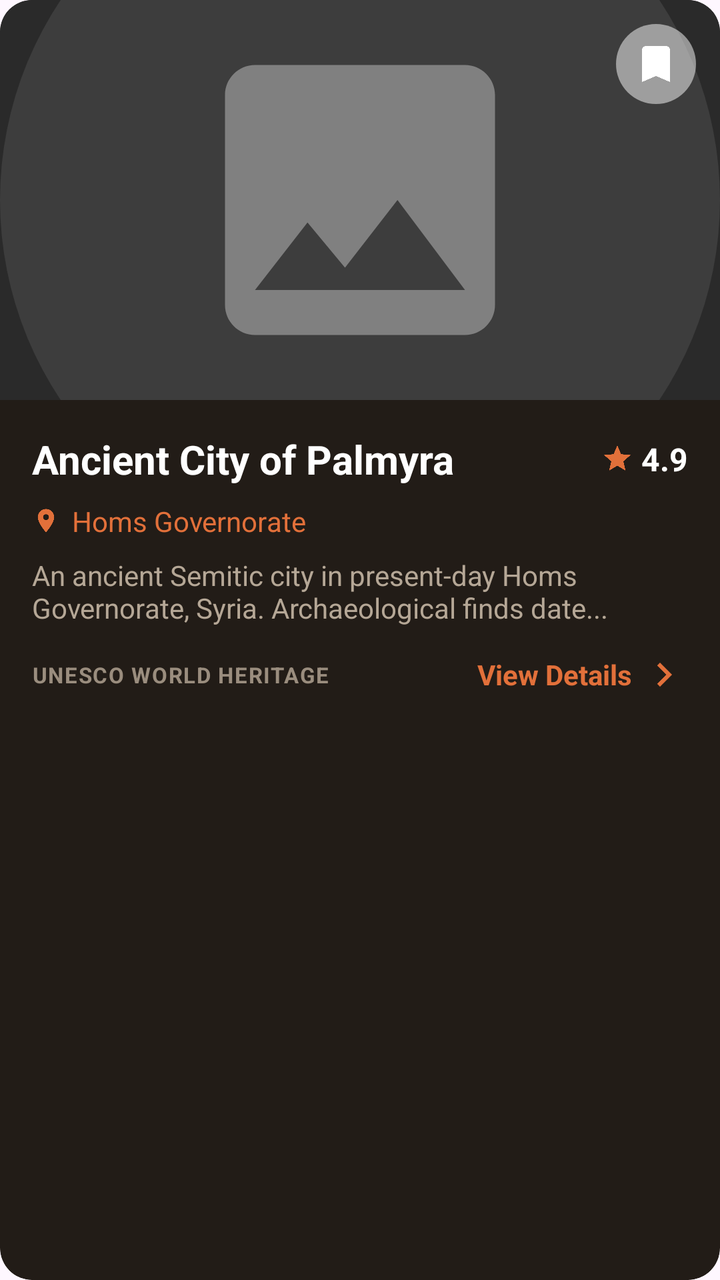
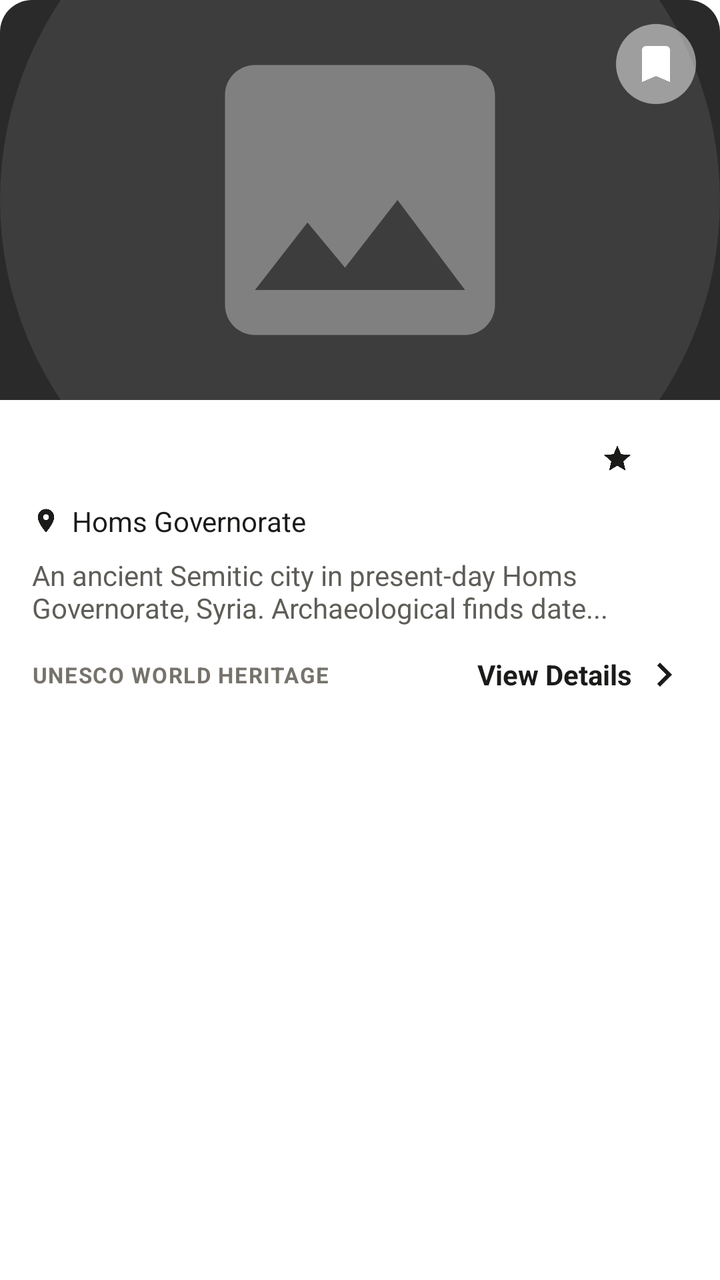

Compare the two renders of this Android layout. The source of the first and the diff that turns it into the second are given below.
<!-- AndroidManifest.xml: application theme Theme.EastSyria -->
<!-- res/layout/item_category_card.xml -->
<?xml version="1.0" encoding="utf-8"?>
<androidx.cardview.widget.CardView xmlns:android="http://schemas.android.com/apk/res/android"
    xmlns:app="http://schemas.android.com/apk/res-auto"
    android:layout_width="match_parent"
    android:layout_height="wrap_content"
    android:layout_marginBottom="16dp"
    android:clickable="true"
    android:foreground="?attr/selectableItemBackground"
    app:cardBackgroundColor="@color/surface"
    app:cardCornerRadius="16dp"
    app:cardElevation="0dp">

    <androidx.constraintlayout.widget.ConstraintLayout
        android:layout_width="match_parent"
        android:layout_height="wrap_content">


        <ImageView
            android:id="@+id/ivItemImage"
            android:layout_width="match_parent"
            android:layout_height="200dp"
            android:scaleType="centerCrop"
            app:layout_constraintTop_toTopOf="parent"
            android:src="@drawable/placeholder_site" />


        <ImageButton
            android:id="@+id/btnBookmark"
            android:layout_width="40dp"
            android:layout_height="40dp"
            android:src="@drawable/ic_bookmark_filled"
            android:background="@drawable/circular_button_background"
            android:backgroundTint="#80FFFFFF"
            app:tint="@color/white"
            android:layout_margin="12dp"
            app:layout_constraintTop_toTopOf="parent"
            app:layout_constraintEnd_toEndOf="parent"
            android:contentDescription="Bookmark" />


        <LinearLayout
            android:layout_width="match_parent"
            android:layout_height="wrap_content"
            android:orientation="vertical"
            android:padding="16dp"
            app:layout_constraintTop_toBottomOf="@id/ivItemImage">


            <LinearLayout
                android:layout_width="match_parent"
                android:layout_height="wrap_content"
                android:orientation="horizontal"
                android:gravity="center_vertical">

                <TextView
                    android:id="@+id/tvItemName"
                    android:layout_width="0dp"
                    android:layout_height="wrap_content"
                    android:layout_weight="1"
                    android:text="Ancient City of Palmyra"
                    android:textSize="20sp"
                    android:textStyle="bold"
                    android:textColor="@color/white"
                    android:maxLines="2"
                    android:ellipsize="end" />


                <LinearLayout
                    android:id="@+id/layoutRating"
                    android:layout_width="wrap_content"
                    android:layout_height="wrap_content"
                    android:orientation="horizontal"
                    android:gravity="center_vertical"
                    android:layout_marginStart="8dp">

                    <ImageView
                        android:layout_width="16dp"
                        android:layout_height="16dp"
                        android:src="@drawable/ic_star"
                        app:tint="@color/terracotta" />

                    <TextView
                        android:id="@+id/tvRating"
                        android:layout_width="wrap_content"
                        android:layout_height="wrap_content"
                        android:text="4.9"
                        android:textSize="16sp"
                        android:textStyle="bold"
                        android:textColor="@color/white"
                        android:layout_marginStart="4dp" />

                </LinearLayout>

            </LinearLayout>


            <LinearLayout
                android:id="@+id/layoutLocation"
                android:layout_width="wrap_content"
                android:layout_height="wrap_content"
                android:orientation="horizontal"
                android:gravity="center_vertical"
                android:layout_marginTop="8dp">

                <ImageView
                    android:layout_width="14dp"
                    android:layout_height="14dp"
                    android:src="@drawable/ic_location"
                    app:tint="@color/terracotta" />

                <TextView
                    android:id="@+id/tvLocation"
                    android:layout_width="wrap_content"
                    android:layout_height="wrap_content"
                    android:text="Homs Governorate"
                    android:textSize="14sp"
                    android:textColor="@color/terracotta"
                    android:layout_marginStart="6dp" />

            </LinearLayout>


            <TextView
                android:id="@+id/tvDescription"
                android:layout_width="match_parent"
                android:layout_height="wrap_content"
                android:text="An ancient Semitic city in present-day Homs Governorate, Syria. Archaeological finds date..."
                android:textSize="14sp"
                android:textColor="@color/ivory_dim"
                android:maxLines="2"
                android:ellipsize="end"
                android:layout_marginTop="8dp" />


            <LinearLayout
                android:layout_width="match_parent"
                android:layout_height="wrap_content"
                android:orientation="horizontal"
                android:gravity="center_vertical"
                android:layout_marginTop="12dp">


                <TextView
                    android:id="@+id/tvBadge"
                    android:layout_width="wrap_content"
                    android:layout_height="wrap_content"
                    android:text="UNESCO WORLD HERITAGE"
                    android:textSize="11sp"
                    android:textStyle="bold"
                    android:textColor="@color/ivory_mute"
                    android:letterSpacing="0.05"
                    android:layout_weight="1" />


                <TextView
                    android:id="@+id/btnViewDetails"
                    android:layout_width="wrap_content"
                    android:layout_height="wrap_content"
                    android:text="View Details"
                    android:textSize="14sp"
                    android:textStyle="bold"
                    android:textColor="@color/terracotta"
                    android:drawableEnd="@drawable/ic_arrow_right"
                    android:drawableTint="@color/terracotta"
                    android:drawablePadding="4dp"
                    android:gravity="center_vertical" />

            </LinearLayout>

        </LinearLayout>

    </androidx.constraintlayout.widget.ConstraintLayout>

</androidx.cardview.widget.CardView>
<!-- resources referenced by this layout -->
<resources>
  <color name="ivory_dim">#B5A796</color>
  <color name="ivory_mute">#9A8D7E</color>
  <color name="surface">#221C17</color>
  <color name="terracotta">#E2703A</color>
  <color name="white">#FFFFFF</color>
  <!-- drawable circular_button_background (drawable) -->
  <?xml version="1.0" encoding="utf-8"?>
  <shape xmlns:android="http://schemas.android.com/apk/res/android">
      <solid android:color="@color/terracotta" />
      <corners android:radius="20dp" />
  </shape>
  <!-- drawable ic_arrow_right (drawable) -->
  <?xml version="1.0" encoding="utf-8"?>
  <vector xmlns:android="http://schemas.android.com/apk/res/android"
      android:width="24dp"
      android:height="24dp"
      android:viewportWidth="24"
      android:viewportHeight="24">
      <path
          android:fillColor="@color/white"
          android:pathData="M8.59,16.59L13.17,12 8.59,7.41 10,6l6,6 -6,6z"/>
  </vector>
  <!-- drawable ic_bookmark_filled (drawable) -->
  <vector xmlns:android="http://schemas.android.com/apk/res/android"
      android:width="24dp"
      android:height="24dp"
      android:viewportWidth="24"
      android:viewportHeight="24">
      <path
          android:fillColor="@android:color/white"
          android:pathData="M17,3H7C5.9,3 5,3.9 5,5v16l7,-3l7,3V5C19,3.9 18.1,3 17,3z"/>
  </vector>
  <!-- drawable ic_location (drawable) -->
  <vector xmlns:android="http://schemas.android.com/apk/res/android"
      android:width="24dp"
      android:height="24dp"
      android:viewportWidth="24"
      android:viewportHeight="24">
      <path
          android:fillColor="#FFFFFF"
          android:pathData="M12,2C8.13,2 5,5.13 5,9c0,5.25 7,13 7,13s7,-7.75 7,-13c0,-3.87 -3.13,-7 -7,-7zM12,11.5c-1.38,0 -2.5,-1.12 -2.5,-2.5s1.12,-2.5 2.5,-2.5 2.5,1.12 2.5,2.5 -1.12,2.5 -2.5,2.5z"/>
  </vector>
  <!-- drawable ic_star (drawable) -->
  <vector xmlns:android="http://schemas.android.com/apk/res/android"
      android:width="24dp"
      android:height="24dp"
      android:viewportWidth="24"
      android:viewportHeight="24">
      <path
          android:fillColor="#FF000000"
          android:pathData="M12,17.27L18.18,21l-1.64,-7.03L22,9.24l-7.19,-0.61L12,2 9.19,8.63 2,9.24l5.46,4.73L5.82,21z"/>
  </vector>
  <color name="clay_deep">#B9521F</color>
  <color name="canvas">#16120F</color>
  <color name="terracotta_soft">#F09A6E</color>
  <color name="ivory">#F5EDE3</color>
  <style name="ThemeOverlay.EastSyria.Dialog" parent="ThemeOverlay.MaterialComponents.MaterialAlertDialog">
          <item name="colorSurface">@color/surface_high</item>
          <item name="colorOnSurface">@color/ivory</item>
          <item name="colorPrimary">@color/terracotta_soft</item>
          <item name="shapeAppearanceOverlay">@style/ShapeAppearance.EastSyria.Dialog</item>
          <item name="android:textColorSecondary">@color/ivory_dim</item>
      </style>
  <color name="surface_high">#2E2620</color>
  <style name="ShapeAppearance.EastSyria.Dialog" parent="">
          <item name="cornerFamily">rounded</item>
          <item name="cornerSize">24dp</item>
      </style>
  <!-- unchanged entries left out for length: 2 -->
</resources>

<!-- the commit's change to res/layout/item_category_card.xml (unified diff, before → after) -->
@@ -114,7 +114,7 @@
                     android:layout_height="wrap_content"
                     android:text="Homs Governorate"
                     android:textSize="14sp"
-                    android:textColor="@color/terracotta"
+                    android:textColor="@color/terracotta_soft"
                     android:layout_marginStart="6dp" />
 
             </LinearLayout>
@@ -159,7 +159,7 @@
                     android:text="View Details"
                     android:textSize="14sp"
                     android:textStyle="bold"
-                    android:textColor="@color/terracotta"
+                    android:textColor="@color/terracotta_soft"
                     android:drawableEnd="@drawable/ic_arrow_right"
                     android:drawableTint="@color/terracotta"
                     android:drawablePadding="4dp"
<!-- resource entries referenced after the edit -->
@@ -1,9 +1,9 @@
 <!-- resources referenced by this layout -->
 <resources>
-  <color name="ivory_dim">#B5A796</color>
-  <color name="ivory_mute">#9A8D7E</color>
-  <color name="surface">#221C17</color>
-  <color name="terracotta">#E2703A</color>
+  <color name="ivory_dim">#5F5D58</color>
+  <color name="ivory_mute">#76736C</color>
+  <color name="surface">#FFFFFF</color>
+  <color name="terracotta">#1B1B1A</color>
   <color name="white">#FFFFFF</color>
   <!-- drawable circular_button_background (drawable) -->
   <?xml version="1.0" encoding="utf-8"?>
@@ -13,7 +13,7 @@
   </shape>
   <!-- drawable ic_arrow_right (drawable) -->
   <?xml version="1.0" encoding="utf-8"?>
-  <vector xmlns:android="http://schemas.android.com/apk/res/android"
+  <vector android:autoMirrored="true" xmlns:android="http://schemas.android.com/apk/res/android"
       android:width="24dp"
       android:height="24dp"
       android:viewportWidth="24"
@@ -52,22 +52,37 @@
           android:fillColor="#FF000000"
           android:pathData="M12,17.27L18.18,21l-1.64,-7.03L22,9.24l-7.19,-0.61L12,2 9.19,8.63 2,9.24l5.46,4.73L5.82,21z"/>
   </vector>
-  <color name="clay_deep">#B9521F</color>
-  <color name="canvas">#16120F</color>
-  <color name="terracotta_soft">#F09A6E</color>
-  <color name="ivory">#F5EDE3</color>
+  <color name="clay_deep">#000000</color>
+  <color name="canvas">#FFFFFF</color>
+  <color name="terracotta_soft">#1B1B1A</color>
+  <color name="ivory">#1B1B1A</color>
   <style name="ThemeOverlay.EastSyria.Dialog" parent="ThemeOverlay.MaterialComponents.MaterialAlertDialog">
           <item name="colorSurface">@color/surface_high</item>
           <item name="colorOnSurface">@color/ivory</item>
           <item name="colorPrimary">@color/terracotta_soft</item>
           <item name="shapeAppearanceOverlay">@style/ShapeAppearance.EastSyria.Dialog</item>
           <item name="android:textColorSecondary">@color/ivory_dim</item>
+          
+          <item name="elevationOverlayEnabled">false</item>
+          <item name="backgroundTint">@color/surface_high</item>
+          <item name="buttonBarPositiveButtonStyle">@style/Widget.EastSyria.DialogButton</item>
+          <item name="buttonBarNegativeButtonStyle">@style/Widget.EastSyria.DialogButton.Quiet</item>
       </style>
-  <color name="surface_high">#2E2620</color>
+  <color name="surface_high">#F3F2EE</color>
   <style name="ShapeAppearance.EastSyria.Dialog" parent="">
           <item name="cornerFamily">rounded</item>
           <item name="cornerSize">24dp</item>
       </style>
+  <style name="Widget.EastSyria.DialogButton" parent="Widget.MaterialComponents.Button.TextButton.Dialog">
+          <item name="android:textAllCaps">false</item>
+          <item name="android:letterSpacing">0</item>
+          <item name="android:fontFamily">sans-serif-medium</item>
+          <item name="android:textSize">15sp</item>
+          <item name="android:textColor">@color/terracotta_soft</item>
+      </style>
+  <style name="Widget.EastSyria.DialogButton.Quiet">
+          <item name="android:textColor">@color/ivory_dim</item>
+      </style>
   <!-- unchanged entries left out for length: 2 -->
 </resources>
 
